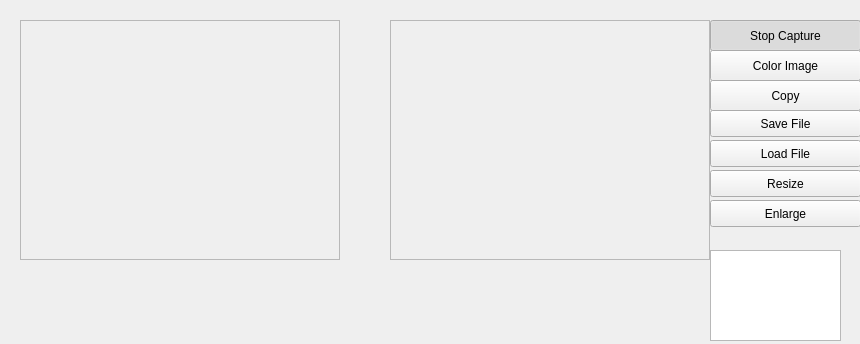
First picture: the form in mainwindow.ui, repository MenaRicci/VisionArtificial, before the edit.
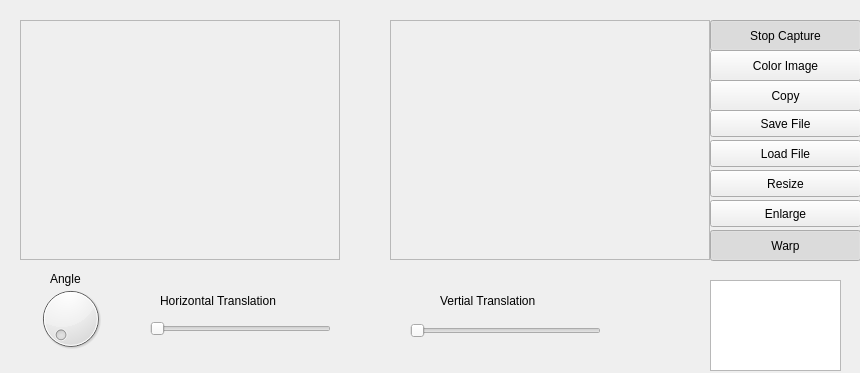
Second picture: the form after the edit.

```diff
--- a/mainwindow.ui
+++ b/mainwindow.ui
@@ -7,7 +7,7 @@
     <x>0</x>
     <y>0</y>
     <width>860</width>
-    <height>344</height>
+    <height>373</height>
    </rect>
   </property>
   <property name="windowTitle">
@@ -148,7 +148,7 @@
    <property name="geometry">
     <rect>
      <x>710</x>
-     <y>250</y>
+     <y>280</y>
      <width>131</width>
      <height>91</height>
     </rect>
@@ -167,6 +167,121 @@
     <string>Enlarge</string>
    </property>
   </widget>
+  <widget class="QPushButton" name="WarpButton">
+   <property name="geometry">
+    <rect>
+     <x>710</x>
+     <y>230</y>
+     <width>151</width>
+     <height>31</height>
+    </rect>
+   </property>
+   <property name="text">
+    <string>Warp</string>
+   </property>
+   <property name="checkable">
+    <bool>true</bool>
+   </property>
+   <property name="checked">
+    <bool>true</bool>
+   </property>
+  </widget>
+  <widget class="QDial" name="Dial">
+   <property name="geometry">
+    <rect>
+     <x>30</x>
+     <y>283</y>
+     <width>81</width>
+     <height>71</height>
+    </rect>
+   </property>
+   <property name="maximum">
+    <number>3600</number>
+   </property>
+   <property name="pageStep">
+    <number>10</number>
+   </property>
+  </widget>
+  <widget class="QSlider" name="HorizontalTranslation">
+   <property name="geometry">
+    <rect>
+     <x>150</x>
+     <y>318</y>
+     <width>181</width>
+     <height>21</height>
+    </rect>
+   </property>
+   <property name="maximum">
+    <number>160</number>
+   </property>
+   <property name="singleStep">
+    <number>10</number>
+   </property>
+   <property name="value">
+    <number>0</number>
+   </property>
+   <property name="orientation">
+    <enum>Qt::Horizontal</enum>
+   </property>
+  </widget>
+  <widget class="QSlider" name="VerticalTranslation">
+   <property name="geometry">
+    <rect>
+     <x>410</x>
+     <y>320</y>
+     <width>191</width>
+     <height>21</height>
+    </rect>
+   </property>
+   <property name="maximum">
+    <number>120</number>
+   </property>
+   <property name="singleStep">
+    <number>10</number>
+   </property>
+   <property name="orientation">
+    <enum>Qt::Horizontal</enum>
+   </property>
+  </widget>
+  <widget class="QLabel" name="label">
+   <property name="geometry">
+    <rect>
+     <x>160</x>
+     <y>290</y>
+     <width>161</width>
+     <height>21</height>
+    </rect>
+   </property>
+   <property name="text">
+    <string>Horizontal Translation</string>
+   </property>
+  </widget>
+  <widget class="QLabel" name="label_2">
+   <property name="geometry">
+    <rect>
+     <x>440</x>
+     <y>290</y>
+     <width>161</width>
+     <height>21</height>
+    </rect>
+   </property>
+   <property name="text">
+    <string>Vertial Translation</string>
+   </property>
+  </widget>
+  <widget class="QLabel" name="label_3">
+   <property name="geometry">
+    <rect>
+     <x>50</x>
+     <y>270</y>
+     <width>67</width>
+     <height>17</height>
+    </rect>
+   </property>
+   <property name="text">
+    <string>Angle</string>
+   </property>
+  </widget>
  </widget>
  <resources/>
  <connections/>
```
